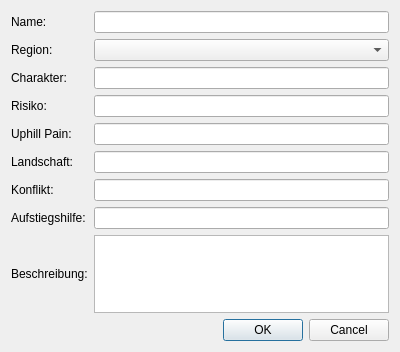
Qt form webmap/digitizing/TrailsForm.ui (gimoya/tiroltrailhead) before a commit.
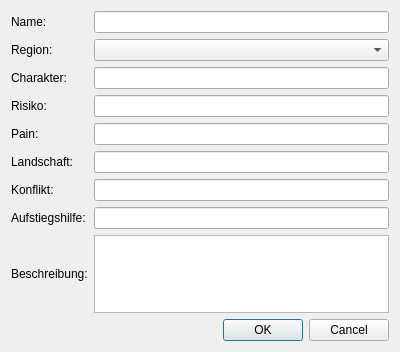
The same form after that commit.

Patch:
```diff
--- a/webmap/digitizing/TrailsForm.ui
+++ b/webmap/digitizing/TrailsForm.ui
@@ -57,7 +57,7 @@
    <item row="4" column="0">
     <widget class="QLabel" name="uphill_name">
      <property name="text">
-      <string>Uphill Pain:</string>
+      <string>Pain:</string>
      </property>
     </widget>
    </item>
```
Left out of the diff: 2 changed lines with no effect on the pictures.
